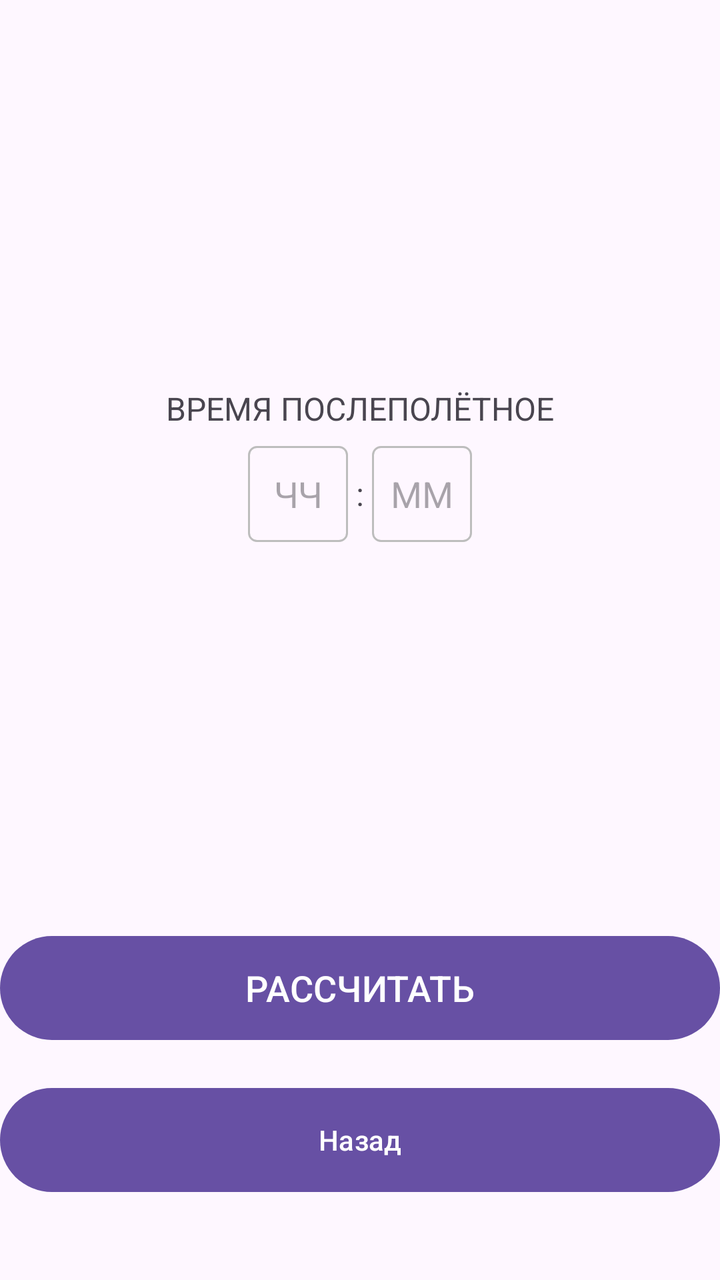
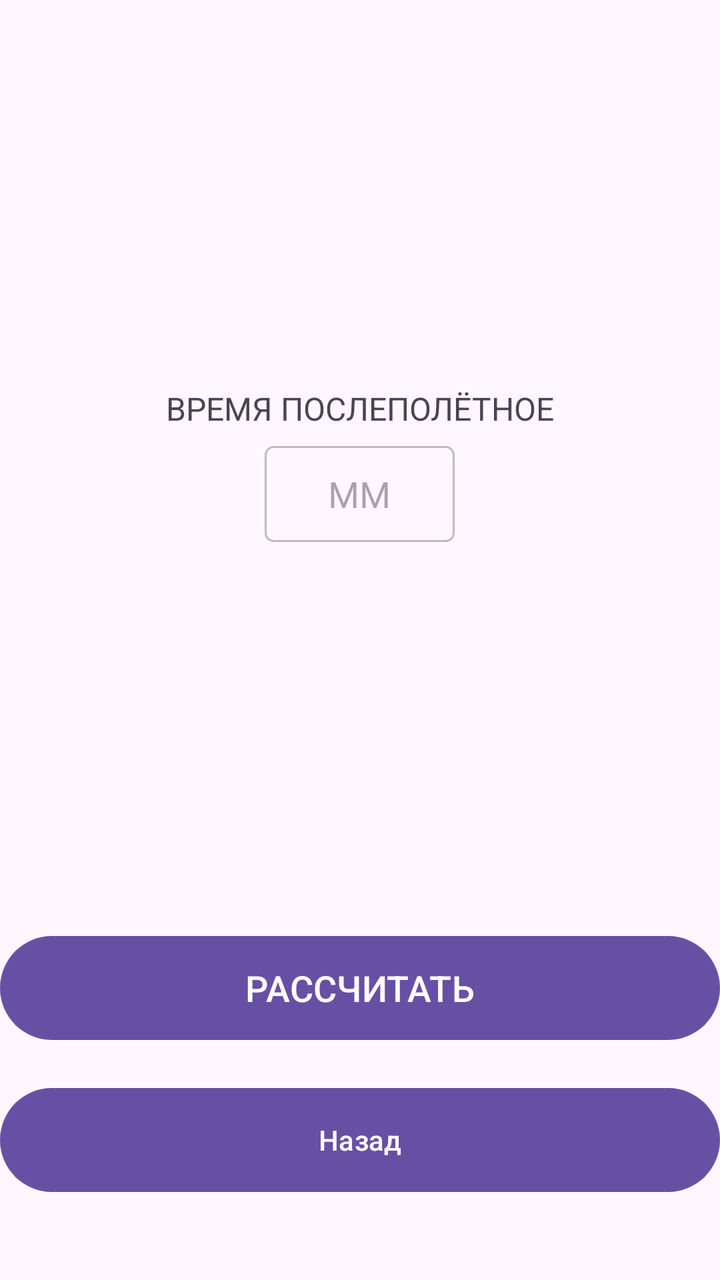

An Android layout rendered at two revisions. The XML below is the earlier revision; the diff shows what the commit changed to produce the second picture.
<!-- AndroidManifest.xml: application theme Theme.Flight_information_calculator -->
<!-- res/layout/activity_calculate.xml -->
<?xml version="1.0" encoding="utf-8"?>
<androidx.constraintlayout.widget.ConstraintLayout xmlns:android="http://schemas.android.com/apk/res/android"
    xmlns:app="http://schemas.android.com/apk/res-auto"
    xmlns:tools="http://schemas.android.com/tools"
    android:id="@+id/main"
    android:layout_width="match_parent"
    android:layout_height="match_parent"
    tools:context=".calculate">
    
    <LinearLayout
        android:id="@+id/postFlightTimeContainer"
        android:layout_width="0dp"
        android:layout_height="wrap_content"
        android:orientation="vertical"
        android:gravity="center_horizontal"
        app:layout_constraintBottom_toTopOf="@+id/btnCalculate"
        app:layout_constraintEnd_toEndOf="parent"
        app:layout_constraintStart_toStartOf="parent"
        app:layout_constraintTop_toTopOf="parent"
        app:layout_constraintVertical_chainStyle="packed">

        <TextView
            android:layout_width="wrap_content"
            android:layout_height="wrap_content"
            android:text="ВРЕМЯ ПОСЛЕПОЛЁТНОЕ"
            android:textSize="16sp"
            android:layout_marginBottom="8dp"/>

        <LinearLayout
            android:layout_width="wrap_content"
            android:layout_height="wrap_content"
            android:orientation="horizontal"
            android:gravity="center">

            <EditText
                android:id="@+id/postFlightHours"
                android:layout_width="50dp"
                android:layout_height="48dp"
                android:hint="ЧЧ"
                android:inputType="number"
                android:maxLength="2"
                android:gravity="center"
                android:background="@drawable/edit_text_border"/>

            <TextView
                android:layout_width="wrap_content"
                android:layout_height="wrap_content"
                android:text=":"
                android:textSize="16sp"
                android:layout_marginHorizontal="4dp"/>

            <EditText
                android:id="@+id/postFlightMinutes"
                android:layout_width="50dp"
                android:layout_height="48dp"
                android:hint="ММ"
                android:inputType="number"
                android:maxLength="2"
                android:gravity="center"
                android:background="@drawable/edit_text_border"/>
        </LinearLayout>
    </LinearLayout>

    
    <Button
        android:id="@+id/btnCalculate"
        android:layout_width="0dp"
        android:layout_height="60dp"
        android:layout_marginBottom="16dp"
        android:text="РАССЧИТАТЬ"
        android:textAllCaps="false"
        android:textSize="18sp"
        app:layout_constraintBottom_toTopOf="@+id/btnBackBottom"
        app:layout_constraintEnd_toEndOf="parent"
        app:layout_constraintStart_toStartOf="parent"/>

    
    <Button
        android:id="@+id/btnBackBottom"
        android:layout_width="0dp"
        android:layout_height="60dp"
        android:layout_marginBottom="40dp"
        android:text="Назад"
        android:textAllCaps="false"
        app:layout_constraintBottom_toBottomOf="parent"
        app:layout_constraintEnd_toEndOf="parent"
        app:layout_constraintStart_toStartOf="parent"/>

</androidx.constraintlayout.widget.ConstraintLayout>
<!-- resources referenced by this layout -->
<resources>
  <!-- drawable edit_text_border (drawable) -->
  <?xml version="1.0" encoding="utf-8"?>
  <shape xmlns:android="http://schemas.android.com/apk/res/android">
      <solid android:color="@android:color/transparent"/>
      <corners android:radius="4dp"/>
      <stroke android:width="1dp" android:color="#BDBDBD"/>
  </shape>
  <style name="Theme.Flight_information_calculator" parent="Base.Theme.Flight_information_calculator" />
  <style name="Base.Theme.Flight_information_calculator" parent="Theme.Material3.DayNight.NoActionBar">
          
          
      </style>
</resources>

<!-- the commit's change to res/layout/activity_calculate.xml (unified diff, before → after) -->
@@ -33,31 +33,14 @@
             android:gravity="center">
 
             <EditText
-                android:id="@+id/postFlightHours"
-                android:layout_width="50dp"
+                android:id="@+id/postFlightMinutes"
+                android:layout_width="95dp"
                 android:layout_height="48dp"
-                android:hint="ЧЧ"
-                android:inputType="number"
-                android:maxLength="2"
+                android:background="@drawable/edit_text_border"
                 android:gravity="center"
-                android:background="@drawable/edit_text_border"/>
-
-            <TextView
-                android:layout_width="wrap_content"
-                android:layout_height="wrap_content"
-                android:text=":"
-                android:textSize="16sp"
-                android:layout_marginHorizontal="4dp"/>
-
-            <EditText
-                android:id="@+id/postFlightMinutes"
-                android:layout_width="50dp"
-                android:layout_height="48dp"
                 android:hint="ММ"
                 android:inputType="number"
-                android:maxLength="2"
-                android:gravity="center"
-                android:background="@drawable/edit_text_border"/>
+                android:maxLength="2" />
         </LinearLayout>
     </LinearLayout>
 
